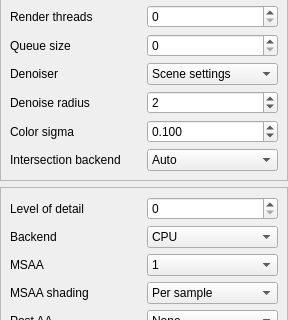
The window that src/widgets/world/RenderSettingsWidget.ui (tkadauke/raytracer) describes before a commit, drawn with Qt 5; both pictures show x 0 to 288 and y 252 to 572 of the 288 by 944 pixel window.
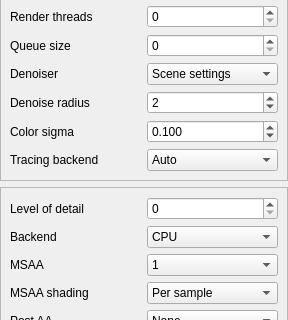
The same window after the commit.

What changed in the file:
```diff
--- a/src/widgets/world/RenderSettingsWidget.ui
+++ b/src/widgets/world/RenderSettingsWidget.ui
@@ -454,7 +454,7 @@
       <item row="12" column="0">
        <widget class="QLabel" name="label_wavefrontIntersectionBackend">
         <property name="text">
-         <string>Intersection backend</string>
+         <string>Tracing backend</string>
         </property>
        </widget>
       </item>
```
Left out of the diff: 2 changed lines with no effect on the pictures. Lines whose indentation alone changed are shown as unchanged.
